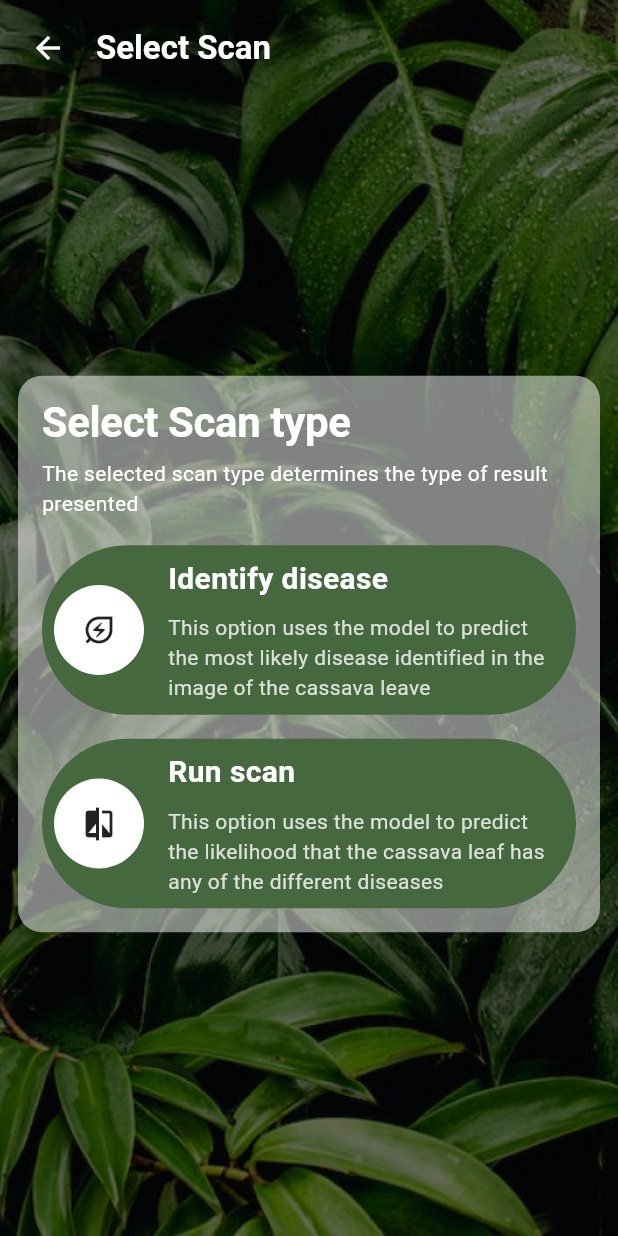
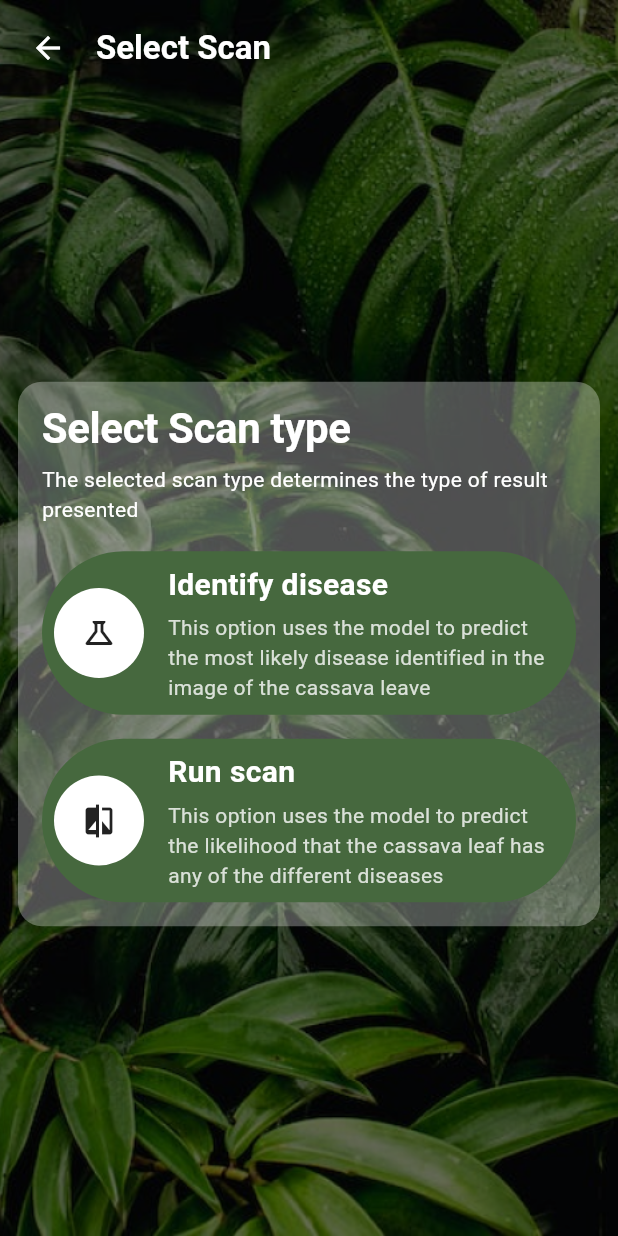
Before and after one commit to cs-onah/cassava_disease_detection, a Flutter app: the screen it shows after launch, after a tap on "Start Now", on a phone screen of 412 x 824 dp. Run offline on Flutter 3.47's test engine with Material 3 defaults, Android fonts, the light colour scheme and no system bars; our stand-ins replace dio, image_picker, loading_animation_widget, permission_handler; missing offline and left inert: tflite_flutter.

Commit message:
UI touches

```diff
--- a/lib/ui/screens/onboarding_page.dart
+++ b/lib/ui/screens/onboarding_page.dart
@@ -55,9 +55,13 @@ class OnboardingPage extends StatelessWidget {
                 const SizedBox(height: 40),
                 ElevatedButton(
                   onPressed: () => context.push(SelectScanPage()),
-                  child: Text("Start Now"),
                   style: ElevatedButton.styleFrom(
                     backgroundColor: AppColors.transparentWhite,
+                  ),
+                  child: Text(
+                    "Start Now",
+                    style: TextStyle(
+                        color: Colors.white, fontWeight: FontWeight.bold),
                   ),
                 ),
                 const SizedBox(height: 40),
--- a/lib/ui/screens/select_scan_page.dart
+++ b/lib/ui/screens/select_scan_page.dart
@@ -72,7 +72,7 @@ class _SelectScanPageState extends State<SelectScanPage> {
                           title: "Identify disease",
                           description: "This option uses the model to predict "
                               "the most likely disease identified in the image of the cassava leave",
-                          icon: Icon(Icons.energy_savings_leaf_outlined),
+                          icon: Icon(Icons.science_outlined),
                           onTap: () => runServerAnalysis(true),
                         ),
                         const SizedBox(height: 16),
@@ -81,7 +81,7 @@ class _SelectScanPageState extends State<SelectScanPage> {
                           description:
                               "This option uses the model to predict the"
                               " likelihood that the cassava leaf has any of the different diseases",
-                          icon: Icon(Icons.compare_outlined),
+                          icon: Icon(Icons.compare),
                           onTap: () => runServerAnalysis(false),
                         ),
                       ],
@@ -246,7 +246,7 @@ class ScanOptionCard extends StatelessWidget {
                       fontWeight: FontWeight.bold,
                     ),
                   ),
-                  const SizedBox(height: 8),
+                  const SizedBox(height: 4),
                   Text(
                     description ?? "--",
                     style: TextStyle(color: Colors.white.withOpacity(.8)),
--- a/lib/ui/theme/colors.dart
+++ b/lib/ui/theme/colors.dart
@@ -2,5 +2,5 @@ import 'package:flutter/material.dart';
 
 class AppColors {
   static const green = Color(0xff46683E);
-  static get transparentWhite => Colors.white.withOpacity(.5);
+  static get transparentWhite => Colors.white.withOpacity(.3);
 }
```
